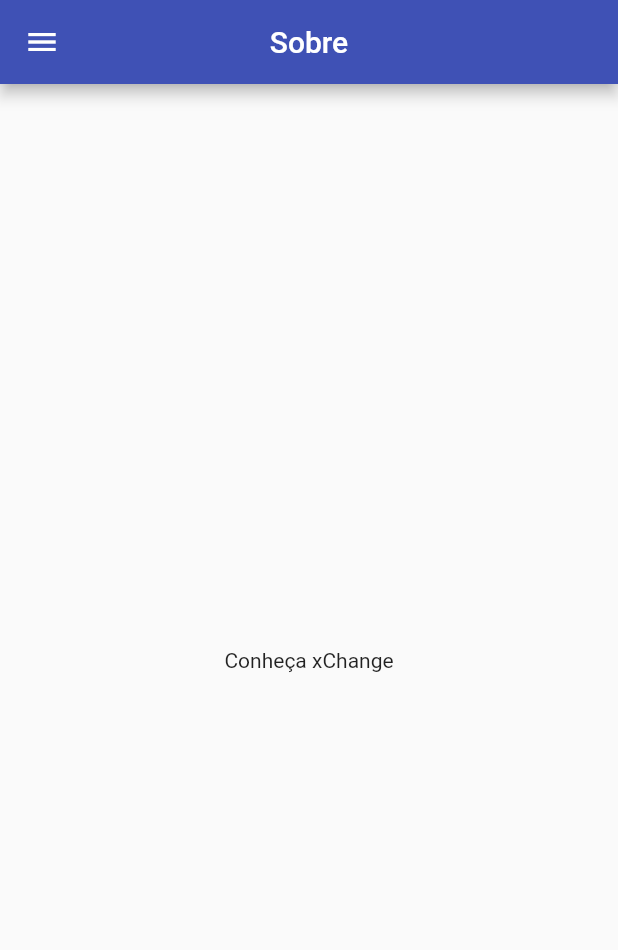
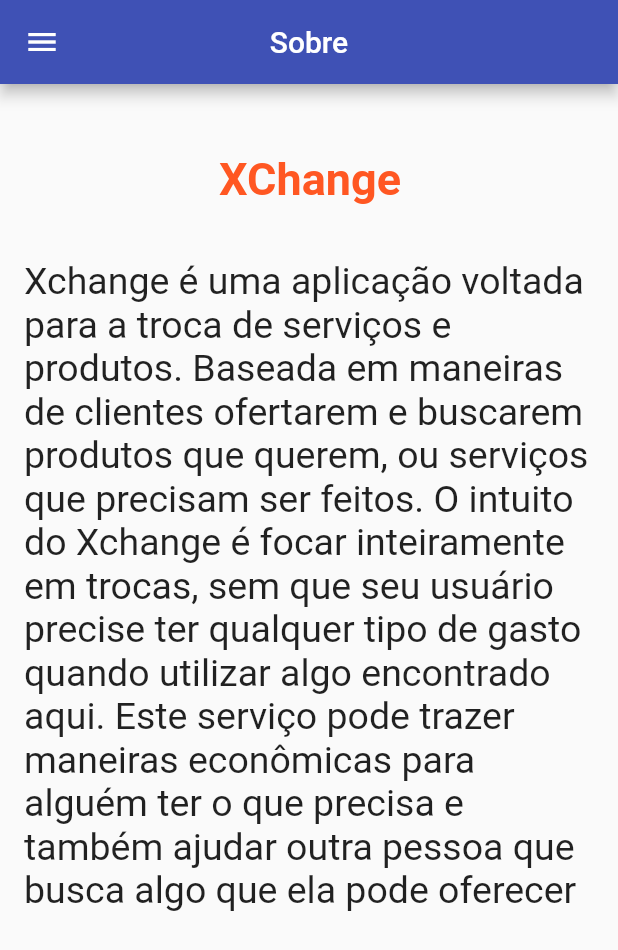
Before and after one commit to Marcos-Vinicius-Sousa/TCC-XChange, a Flutter app: the Sobre screen opened directly, on a phone screen of 412 x 824 dp. Shown: the top 950 px of the screen. Run offline on Flutter 3.47's test engine with Material 2 defaults, Android fonts, the phone set to English and light mode, and no system bars; our stand-ins replace brasil_fields, carousel_pro, cloud_firestore, firebase_auth, firebase_core, firebase_storage and 1 more; missing offline and left inert: validadores; accounts and stored records are empty.

Commit message:
acrescentando um conteudo na tela sobre

```diff
--- a/x_change/lib/views/Sobre.dart
+++ b/x_change/lib/views/Sobre.dart
@@ -13,12 +13,39 @@ class _SobreState extends State<Sobre> {
         appBar: AppBar(
             title: Text("Sobre"),
             centerTitle: true,
-            backgroundColor: Colors.indigo
-        ),
+            backgroundColor: Colors.indigo),
         drawer: MenuLateral(),
-        body: Center(
-          child: Text("Conheça xChange"),
-        )
-    );
+        body: SingleChildScrollView(
+          child: Container(
+            padding: EdgeInsets.all(16),
+            child: Column(
+              children: <Widget>[
+                Row(
+                  children: <Widget>[
+                    Padding(
+                      padding: EdgeInsets.fromLTRB(130,30,100,20),
+                      child: Text(
+                        "XChange",
+                        style: TextStyle(
+                          fontWeight: FontWeight.bold,
+                          fontSize: 30,
+                          color: Colors.deepOrange,
+                        ),
+                      ),
+                    ),
+                  ],
+                ),
+                Padding(
+                  padding: EdgeInsets.only(top: 16),
+                  child: Text(
+                      "Xchange é uma aplicação voltada para a troca de serviços e produtos. Baseada em maneiras de clientes ofertarem e buscarem produtos que querem, ou serviços que precisam ser feitos. O intuito do Xchange é focar inteiramente em trocas, sem que seu usuário precise ter qualquer tipo de gasto quando utilizar algo encontrado aqui. Este serviço pode trazer maneiras econômicas para alguém ter o que precisa e também ajudar outra pessoa que busca algo que ela pode oferecer",
+                      style: TextStyle(
+                        fontSize: 25
+                      ),),
+                )
+              ],
+            ),
+          ),
+        ));
   }
 }
```
